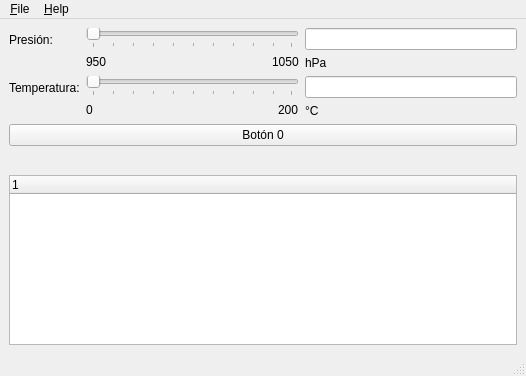
Before: the Qt Designer form weather-modbustcp-slave/mainwindow.ui in rsalinas/upv-sii-modbus, drawn with Qt 5.
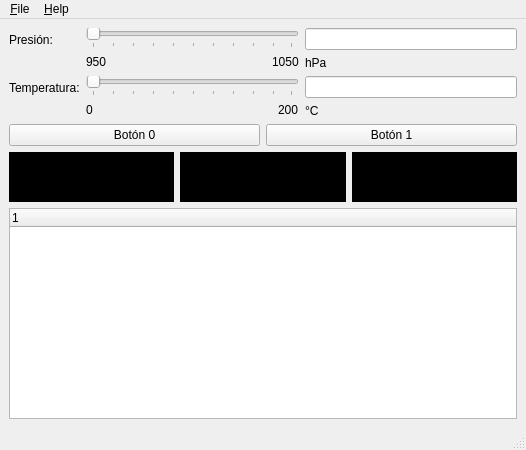
After: the same form once the commit is applied.

```diff
--- a/weather-modbustcp-slave/mainwindow.ui
+++ b/weather-modbustcp-slave/mainwindow.ui
@@ -7,7 +7,7 @@
     <x>0</x>
     <y>0</y>
     <width>526</width>
-    <height>376</height>
+    <height>450</height> <!-- Aumenté la altura para acomodar los LEDs -->
    </rect>
   </property>
   <property name="windowTitle">
@@ -154,24 +154,71 @@
      </layout>
     </item>
     <item row="2" column="0" colspan="2">
+     <layout class="QHBoxLayout" name="horizontalLayoutButtons">
+      <item>
      <widget class="QPushButton" name="buttonDiscrete">
       <property name="text">
        <string>Botón 0</string>
       </property>
      </widget>
     </item>
-    <item row="3" column="0">
-     <spacer name="verticalSpacer">
-      <property name="orientation">
-       <enum>Qt::Orientation::Vertical</enum>
-      </property>
-      <property name="sizeHint" stdset="0">
+      <item>
+       <widget class="QPushButton" name="buttonDiscrete2">
+        <property name="text">
+         <string>Botón 1</string>
+        </property>
+       </widget>
+      </item>
+     </layout>
+    </item>
+    <item row="3" column="0" colspan="2">
+     <layout class="QHBoxLayout" name="horizontalLayoutLEDs">
+      <item>
+       <widget class="QFrame" name="ledRed">
+       <property name="minimumSize">
        <size>
-        <width>20</width>
-        <height>40</height>
-       </size>
-      </property>
-     </spacer>
+         <width>50</width> 
+         <height>50</height>
+        </size>
+       </property>
+        <property name="frameShape">
+         <enum>QFrame::Box</enum>
+        </property>
+        <property name="frameShadow">
+         <enum>QFrame::Sunken</enum>
+        </property>
+        <property name="styleSheet">
+         <string notr="true">background-color: black;</string>
+        </property>
+       </widget>
+      </item>
+      <item>
+       <widget class="QFrame" name="ledBlue">
+        <property name="frameShape">
+         <enum>QFrame::Box</enum>
+        </property>
+        <property name="frameShadow">
+         <enum>QFrame::Sunken</enum>
+        </property>
+        <property name="styleSheet">
+         <string notr="true">background-color: black;</string>
+        </property>
+       </widget>
+      </item>
+      <item>
+       <widget class="QFrame" name="ledGreen">
+        <property name="frameShape">
+         <enum>QFrame::Box</enum>
+        </property>
+        <property name="frameShadow">
+         <enum>QFrame::Sunken</enum>
+        </property>
+        <property name="styleSheet">
+         <string notr="true">background-color: black;</string>
+        </property>
+       </widget>
+      </item>
+     </layout>
     </item>
     <item row="4" column="0" colspan="2">
      <widget class="QTreeWidget" name="treeWidgetModbus">
```
Lines whose indentation alone changed are shown as unchanged.
